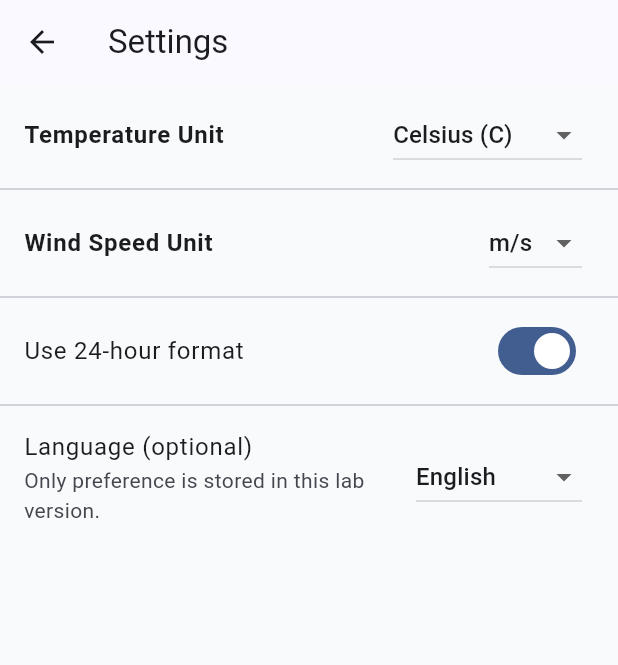
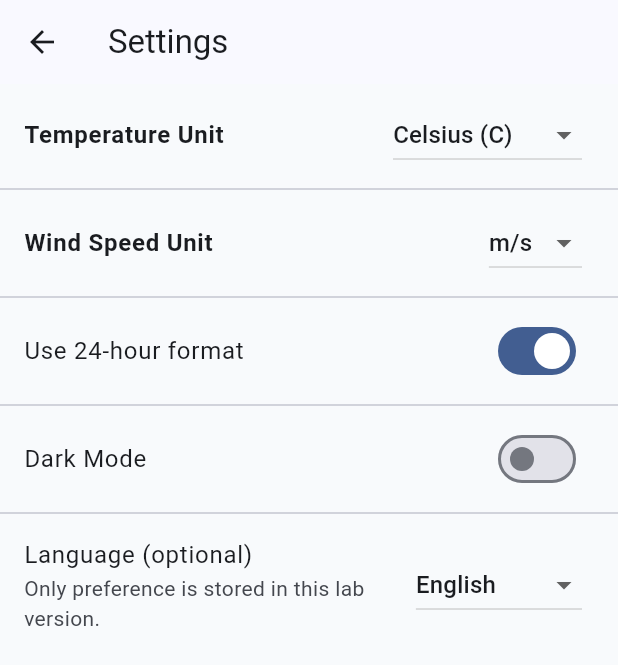
Before and after one commit to CuongNguyen12345/NguyenChiCuong_TH_Flutter, a Flutter app: the screen it shows after launch, after a tap on the "settings" icon, on a phone screen of 412 x 824 dp. Shown: the top 665 px of the screen. Run offline on Flutter 3.47's test engine with Material 3 defaults, Android fonts, the phone set to English and light mode, and no system bars; our stand-ins replace connectivity_plus, flutter_dotenv, geocoding, geolocator, shared_preferences.

Commit message:
Done Weather App

```diff
--- a/flutter_weather_app_nguyenchicuong/lib/main.dart
+++ b/flutter_weather_app_nguyenchicuong/lib/main.dart
@@ -14,9 +14,9 @@ Future<void> main() async {
   WidgetsFlutterBinding.ensureInitialized();
 
   try {
-    await dotenv.load(fileName: '.env');
+    await dotenv.load(fileName: '.env', isOptional: true);
   } catch (_) {
-    // .env is optional in this mock build; API integration can be added later.
+    // Env file is optional in this mock build; API integration can be added later.
   }
 
   runApp(const WeatherApp());
@@ -46,15 +46,29 @@ class WeatherApp extends StatelessWidget {
           ),
         ),
       ],
-      child: MaterialApp(
+      child: Consumer<WeatherProvider>(
+        builder: (context, provider, _) {
+          return MaterialApp(
             debugShowCheckedModeBanner: false,
             title: 'Weather App',
             theme: ThemeData(
+              brightness: Brightness.light,
               colorScheme: ColorScheme.fromSeed(seedColor: const Color(0xFF1A202C)),
               scaffoldBackgroundColor: const Color(0xFFF8FAFC),
               useMaterial3: true,
             ),
+            darkTheme: ThemeData(
+              brightness: Brightness.dark,
+              colorScheme: ColorScheme.fromSeed(
+                seedColor: const Color(0xFF90CAF9),
+                brightness: Brightness.dark,
+              ),
+              useMaterial3: true,
+            ),
+            themeMode: provider.isDarkMode ? ThemeMode.dark : ThemeMode.light,
             home: const HomeScreen(),
+          );
+        },
       ),
     );
   }
--- a/flutter_weather_app_nguyenchicuong/lib/providers/weather_provider.dart
+++ b/flutter_weather_app_nguyenchicuong/lib/providers/weather_provider.dart
@@ -35,6 +35,7 @@ class WeatherProvider extends ChangeNotifier {
   WindSpeedUnit _windSpeedUnit = WindSpeedUnit.metersPerSecond;
   bool _use24HourFormat = true;
   String _languageCode = 'en';
+  bool _isDarkMode = false;
 
   StreamSubscription<bool>? _connectivitySubscription;
 
@@ -67,6 +68,7 @@ class WeatherProvider extends ChangeNotifier {
   WindSpeedUnit get windSpeedUnit => _windSpeedUnit;
   bool get use24HourFormat => _use24HourFormat;
   String get languageCode => _languageCode;
+  bool get isDarkMode => _isDarkMode;
 
   Future<void> _initialize() async {
     _favoriteCities = await _storageService.getFavoriteCities();
@@ -75,6 +77,7 @@ class WeatherProvider extends ChangeNotifier {
     _windSpeedUnit = await _storageService.getWindSpeedUnit();
     _use24HourFormat = await _storageService.getUse24HourFormat();
     _languageCode = await _storageService.getLanguageCode();
+    _isDarkMode = await _storageService.getDarkMode();
     _lastUpdate = await _storageService.getLastUpdate();
 
     _connectivitySubscription = _connectivityService.connectionStream.listen((online) {
@@ -272,6 +275,12 @@ class WeatherProvider extends ChangeNotifier {
     notifyListeners();
   }
 
+  Future<void> setDarkMode(bool value) async {
+    _isDarkMode = value;
+    await _storageService.saveDarkMode(value);
+    notifyListeners();
+  }
+
   double displayTemperature(double celsius) {
     if (_temperatureUnit == TemperatureUnit.celsius) {
       return celsius;
--- a/flutter_weather_app_nguyenchicuong/lib/screens/settings_screen.dart
+++ b/flutter_weather_app_nguyenchicuong/lib/screens/settings_screen.dart
@@ -70,6 +70,12 @@ class SettingsScreen extends StatelessWidget {
                 onChanged: provider.setUse24HourFormat,
               ),
               const Divider(),
+              SwitchListTile(
+                value: provider.isDarkMode,
+                title: const Text('Dark Mode'),
+                onChanged: provider.setDarkMode,
+              ),
+              const Divider(),
               ListTile(
                 title: const Text('Language (optional)'),
                 subtitle: const Text('Only preference is stored in this lab version.'),
--- a/flutter_weather_app_nguyenchicuong/lib/services/storage_service.dart
+++ b/flutter_weather_app_nguyenchicuong/lib/services/storage_service.dart
@@ -19,6 +19,7 @@ class StorageService {
   static const String _windUnitKey = 'wind_speed_unit';
   static const String _hourFormatKey = 'use_24_hour_format';
   static const String _languageKey = 'language_code';
+  static const String _darkModeKey = 'is_dark_mode';
 
   Future<void> saveWeatherData(WeatherModel weather) async {
     final prefs = await SharedPreferences.getInstance();
@@ -163,4 +164,14 @@ class StorageService {
     final prefs = await SharedPreferences.getInstance();
     return prefs.getString(_languageKey) ?? 'en';
   }
+
+  Future<void> saveDarkMode(bool value) async {
+    final prefs = await SharedPreferences.getInstance();
+    await prefs.setBool(_darkModeKey, value);
+  }
+
+  Future<bool> getDarkMode() async {
+    final prefs = await SharedPreferences.getInstance();
+    return prefs.getBool(_darkModeKey) ?? false;
+  }
 }
```
Also changed, not shown: flutter_weather_app_nguyenchicuong/lib/widgets/current_weather_card.dart (+7 -2 lines), flutter_weather_app_nguyenchicuong/flutter_01.png (added), flutter_weather_app_nguyenchicuong/flutter_02.png (added), flutter_weather_app_nguyenchicuong/flutter_03.png (added), flutter_weather_app_nguyenchicuong/flutter_04.png (added), flutter_weather_app_nguyenchicuong/flutter_05.png (added), flutter_weather_app_nguyenchicuong/flutter_06.png (added), 3 other files. Lines whose indentation alone changed are shown as unchanged.
